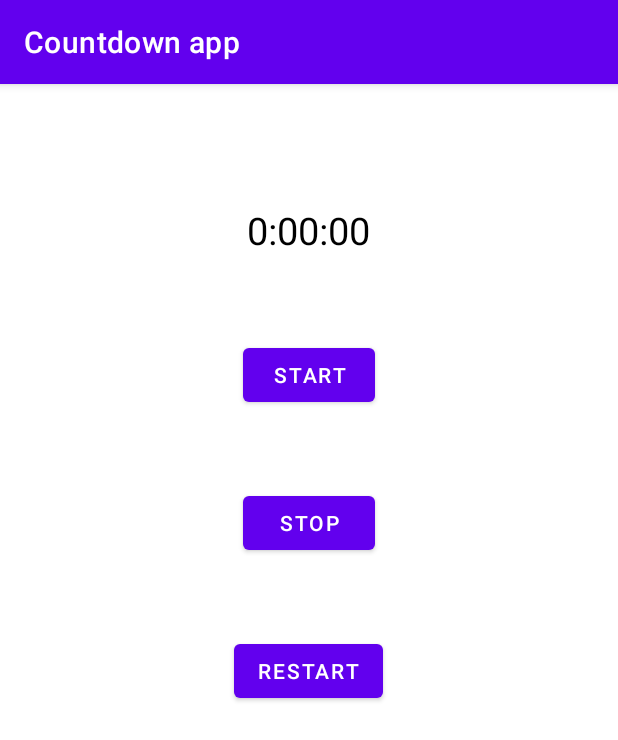
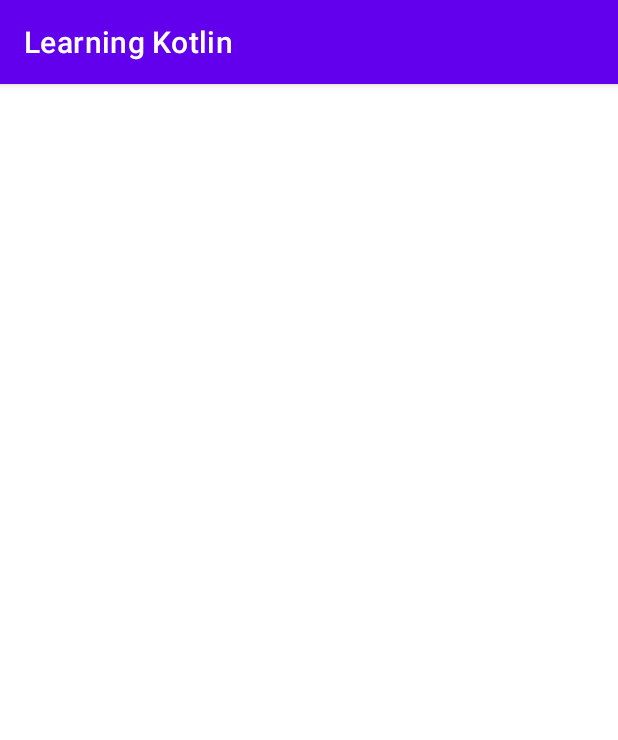
Before and after one commit to Dominik277/CountdownApp, an Android app: the screen it shows after launch (MainActivity), on a phone screen of 412 x 824 dp. Shown: the top 740 px of the screen. Run offline under Robolectric (Android 15) with nearby library versions, the phone set to English and light mode, and no system bars.

Commit message:
Izbrisane nebitne stvari te dodani potrebni stringovi.

```diff
--- a/app/src/main/java/countdown/app/MainActivity.java
+++ /dev/null
@@ -1,111 +0,0 @@
-package countdown.app;
-
-import android.os.Bundle;
-import android.os.Handler;
-import android.view.View;
-import android.widget.Button;
-import android.widget.TextView;
-import java.util.Locale;
-import androidx.annotation.NonNull;
-import androidx.appcompat.app.AppCompatActivity;
-
-public class MainActivity extends AppCompatActivity {
-
-    TextView textView;
-    Button buttonStart;
-    Button buttonStop;
-    Button buttonRestart;
-    private int seconds;
-    private boolean running;
-    private boolean wasRunning;
-
-    @Override
-    protected void onCreate(Bundle savedInstanceState) {
-        super.onCreate(savedInstanceState);
-        setContentView(R.layout.activity_main);
-
-        if (savedInstanceState != null){
-            seconds = savedInstanceState.getInt("seconds");
-            running = savedInstanceState.getBoolean("running");
-            wasRunning = savedInstanceState.getBoolean("wasRunning");
-        }
-
-        textView = findViewById(R.id.textView);
-        buttonStart = findViewById(R.id.buttonStart);
-        buttonStop = findViewById(R.id.buttonStop);
-        buttonRestart = findViewById(R.id.buttonRestart);
-
-        runTimer();
-
-        buttonStart.setOnClickListener(new View.OnClickListener() {
-            @Override
-            public void onClick(View v) {
-                running = true;
-            }
-        });
-
-
-        buttonStop.setOnClickListener(new View.OnClickListener() {
-            @Override
-            public void onClick(View v) {
-                running = false;
-            }
-        });
-
-
-        buttonRestart.setOnClickListener(new View.OnClickListener() {
-            @Override
-            public void onClick(View v) {
-                running = false;
-                seconds = 0;
-            }
-        });
-    }
-
-        private void runTimer(){
-            final TextView textView = findViewById(R.id.textView);
-            final Handler handler = new Handler();
-
-            handler.post(new Runnable() {
-                @Override
-                public void run() {
-                    int hours = seconds / 3600;
-                    int minutes = (seconds % 3600) / 60;
-                    int secs = seconds % 60;
-
-                    String time = String.format(Locale.getDefault(),"%d:%02d:%02d",hours,minutes,secs);
-                    textView.setText(time);
-
-                    if (running){
-                        seconds++;
-                    }
-                    handler.postDelayed(this,1000);
-                }
-            });
-
-        }
-
-    @Override
-    public void onSaveInstanceState(@NonNull Bundle savedInstanceState) {
-        super.onSaveInstanceState(savedInstanceState);
-        savedInstanceState.putInt("seconds", seconds);
-        savedInstanceState.putBoolean("running", running);
-        savedInstanceState.putBoolean("wasRunning",wasRunning);
-    }
-
-    @Override
-    protected void onResume() {
-        super.onResume();
-        if (wasRunning){
-            running = true;
-        }
-    }
-
-
-    @Override
-    protected void onPause() {
-        super.onPause();
-        wasRunning = running;
-        running = false;
-    }
-}
--- /dev/null
+++ b/app/src/main/java/countdown/app/MainActivity.kt
@@ -0,0 +1,11 @@
+package countdown.app
+
+import androidx.appcompat.app.AppCompatActivity
+import android.os.Bundle
+
+class MainActivity : AppCompatActivity() {
+    override fun onCreate(savedInstanceState: Bundle?) {
+        super.onCreate(savedInstanceState)
+        setContentView(R.layout.activity_main)
+    }
+}
--- a/app/src/main/res/layout/activity_main.xml
+++ b/app/src/main/res/layout/activity_main.xml
@@ -1,47 +1,9 @@
 <?xml version="1.0" encoding="utf-8"?>
-<LinearLayout
-    xmlns:android="http://schemas.android.com/apk/res/android"
+<androidx.constraintlayout.widget.ConstraintLayout xmlns:android="http://schemas.android.com/apk/res/android"
     xmlns:app="http://schemas.android.com/apk/res-auto"
     xmlns:tools="http://schemas.android.com/tools"
     android:layout_width="match_parent"
     android:layout_height="match_parent"
-    android:orientation="vertical"
-    android:padding="50dp"
     tools:context=".MainActivity">
 
-
-    <TextView
-        android:id="@+id/textView"
-        android:layout_width="wrap_content"
-        android:layout_height="wrap_content"
-        app:layout_constraintBottom_toBottomOf="parent"
-        app:layout_constraintLeft_toLeftOf="parent"
-        app:layout_constraintRight_toRightOf="parent"
-        app:layout_constraintTop_toTopOf="parent"
-        android:layout_gravity="center"
-        android:layout_margin="30dp"
-        android:textColor="@color/black"
-        android:textSize="25dp"/>
-    <Button
-        android:id="@+id/buttonStart"
-        android:layout_width="wrap_content"
-        android:layout_height="wrap_content"
-        android:text="@string/button_start"
-        android:layout_gravity="center"
-        android:layout_margin="25dp"/>
-    <Button
-        android:id="@+id/buttonStop"
-        android:layout_width="wrap_content"
-        android:layout_height="wrap_content"
-        android:text="@string/button_stop"
-        android:layout_gravity="center"
-        android:layout_margin="25dp"/>
-    <Button
-        android:id="@+id/buttonRestart"
-        android:layout_width="wrap_content"
-        android:layout_height="wrap_content"
-        android:text="@string/button_restart"
-        android:layout_gravity="center"
-        android:layout_margin="25dp"/>
-
-</LinearLayout>
+</androidx.constraintlayout.widget.ConstraintLayout>
--- a/app/src/main/res/values/strings.xml
+++ b/app/src/main/res/values/strings.xml
@@ -1,7 +1,6 @@
 <resources>
-    <string name="app_name">Countdown app</string>
-    <string name="button_start">Start</string>
-    <string name="button_stop">Stop</string>
-    <string name="button_restart">Restart</string>
-    <string name="text_view">blablabla</string>
+    <string name="app_name">Learning Kotlin</string>
+    <string name="api_key">INSERT API KEY HERE</string>
+    <string name="title_activity_fullscreen">FullscreenActivity</string>
+    <string name="change_layout_manager">Change Layout</string>
 </resources>
--- a/build.gradle
+++ b/build.gradle
@@ -1,11 +1,13 @@
 // Top-level build file where you can add configuration options common to all sub-projects/modules.
 buildscript {
+    ext.kotlin_version = '1.4.30-RC'
     repositories {
         google()
         jcenter()
     }
     dependencies {
         classpath "com.android.tools.build:gradle:4.1.1"
+        classpath "org.jetbrains.kotlin:kotlin-gradle-plugin:$kotlin_version"
 
         // NOTE: Do not place your application dependencies here; they belong
         // in the individual module build.gradle files
```
Also changed, not shown: app/build.gradle (+10 -0 lines).
